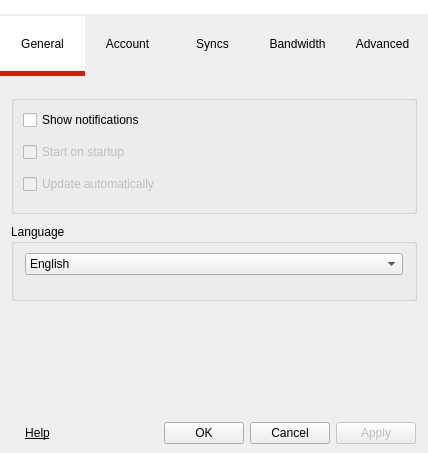
The window that Source/MEGASync/gui/SettingsDialog.ui (meganz/MEGAsync) describes before a commit, drawn with Qt 5.
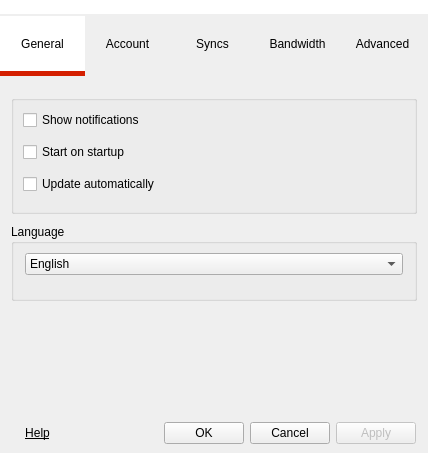
The same window after the commit. Icons and pictures are not drawn.

```diff
--- a/Source/MEGASync/gui/SettingsDialog.ui
+++ b/Source/MEGASync/gui/SettingsDialog.ui
@@ -434,7 +434,7 @@
           <item>
            <widget class="QCheckBox" name="cStartOnStartup">
             <property name="enabled">
-             <bool>false</bool>
+             <bool>true</bool>
             </property>
             <property name="text">
              <string>Start on startup</string>
@@ -444,7 +444,7 @@
           <item>
            <widget class="QCheckBox" name="cAutoUpdate">
             <property name="enabled">
-             <bool>false</bool>
+             <bool>true</bool>
             </property>
             <property name="text">
              <string>Update automatically</string>
```
